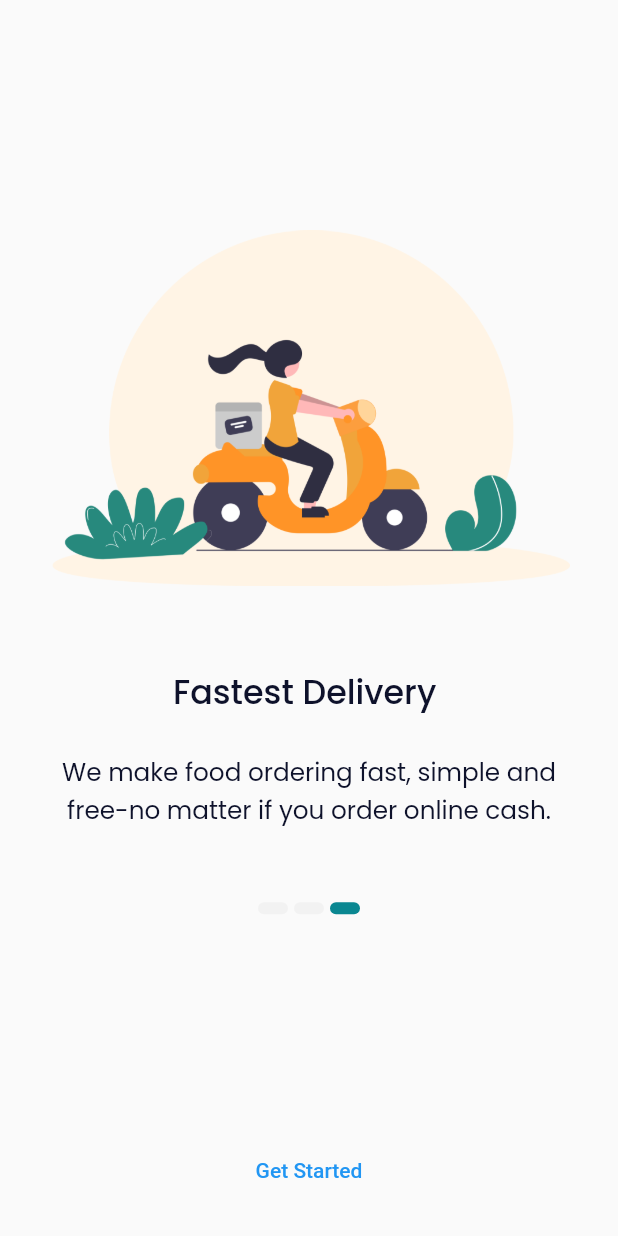
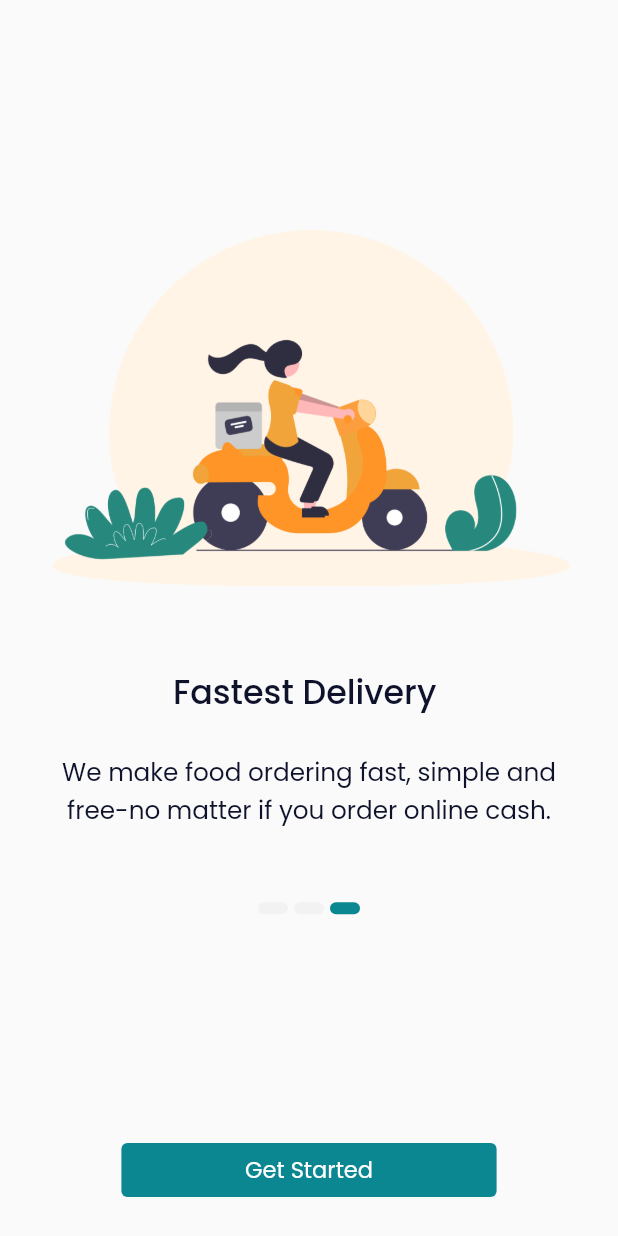
Before and after one commit to aninarafath6/Food-Door, a Flutter app: the screen it shows after launch, swiped to page 3, on a phone screen of 412 x 824 dp. Run offline on Flutter 3.47's test engine with Material 2 defaults, Android fonts, the phone set to English and light mode, and no system bars; our stand-ins replace google_fonts.

Commit message:
onbaording navigation

```diff
--- a/lib/src/views/screens/onboarding_screen/onboarding_action_section.dart
+++ b/lib/src/views/screens/onboarding_screen/onboarding_action_section.dart
@@ -1,19 +1,14 @@
 import 'package:flutter/material.dart';
-import 'package:food_door/src/constants/app_colors.dart';
-import 'package:food_door/src/constants/app_sizes.dart';
-import 'package:food_door/src/providers/onboarding_provider.dart';
 import 'package:food_door/src/utils/dimensions.dart';
+import 'package:food_door/src/views/screens/onboarding_screen/onboarding_navigation.dart';
 import 'package:food_door/src/views/screens/onboarding_screen/onboarding_paging_indicator.dart';
-import 'package:food_door/src/views/widgets/circle_button.dart';
-import 'package:google_fonts/google_fonts.dart';
-// ignore: implementation_imports
-import 'package:provider/src/provider.dart';
 
 class OnboardingActionSection extends StatelessWidget with Dimensions {
   const OnboardingActionSection({Key? key}) : super(key: key);
 
   @override
   Widget build(BuildContext context) {
+    // print('=====onboarding action section build=====');
     return SizedBox(
       // 30% of the screen height
       height: getHeight(context, 30),
@@ -21,62 +16,13 @@ class OnboardingActionSection extends StatelessWidget with Dimensions {
         // column alignment
         mainAxisAlignment: MainAxisAlignment.spaceBetween,
         crossAxisAlignment: CrossAxisAlignment.center,
-        children: <Widget>[
+        children: const <Widget>[
           // page indication
-          const OnboardingPagingIndicator(),
-          Padding(
-            padding: const EdgeInsets.symmetric(
-              horizontal: AppSizes.DEFAULT_PADDING,
-              vertical: 20,
-            ),
-            child: context.watch<OnboardingProvider>().isLastPage
-                ?   TextButton(
-                    onPressed: () {},
-                    child: const Text('Get Started'),
-                  ):
-              Row(
-                    // row alignment
-                    mainAxisAlignment: MainAxisAlignment.spaceBetween,
-                    children: <Widget>[
-                      // skip button
-                      GestureDetector(
-                        onTap: () =>
-                            context.read<OnboardingProvider>().skipPage(),
-                        child: Text(
-                          // text transforming into uppercase
-                          'Skip'.toUpperCase(),
-                          // applying text style
-                          style: _textStyle(
-                            color: AppColors.textGrey,
-                          ),
-                        ),
-                      ),
-                      // next button
-                      CircleButton(
-                        text: 'Next',
-                        size: 14,
-                        fontWeight: FontWeight.w500,
-                        background: AppColors.lightGreen,
-                        onTap: () =>
-                            context.read<OnboardingProvider>().nextPage(),
-                      ),
-                    ],
-                  ),
-          ),
+          OnboardingPagingIndicator(),
+          // page navigation buttons
+          OnboardingNavigation(),
         ],
       ),
     );
   }
-
-  _textStyle({
-    Color? color,
-    double? size,
-    FontWeight? weight,
-  }) {
-    return GoogleFonts.poppins(
-      color: color ?? AppColors.defaultBlack,
-      fontSize: size ?? 15,
-      fontWeight: weight ?? FontWeight.normal,
-    );
-  }
 }
--- /dev/null
+++ b/lib/src/views/screens/onboarding_screen/onboarding_navigation.dart
@@ -0,0 +1,85 @@
+import 'package:flutter/material.dart';
+import 'package:food_door/src/constants/app_colors.dart';
+import 'package:food_door/src/constants/app_sizes.dart';
+import 'package:food_door/src/providers/onboarding_provider.dart';
+import 'package:food_door/src/utils/dimensions.dart';
+import 'package:food_door/src/views/widgets/circle_button.dart';
+import 'package:google_fonts/google_fonts.dart';
+// ignore: implementation_imports
+import 'package:provider/src/provider.dart';
+
+class OnboardingNavigation extends StatelessWidget with Dimensions {
+  const OnboardingNavigation({Key? key}) : super(key: key);
+
+  @override
+  Widget build(BuildContext context) {
+    return Padding(
+      padding: const EdgeInsets.symmetric(
+        horizontal: AppSizes.DEFAULT_PADDING,
+        vertical: 20,
+      ),
+
+      // is last page ? then show the button to go to the login screen : else show the button to go to the next page
+      child: context.watch<OnboardingProvider>().isLastPage
+          // get started button
+          ? TextButton(
+              // button style
+              style: ButtonStyle(
+                padding: MaterialStateProperty.all(
+                  EdgeInsets.symmetric(
+                    horizontal: getWidth(context, 20),
+                    vertical: 3,
+                  ),
+                ),
+                backgroundColor:
+                    MaterialStateProperty.all<Color>(AppColors.primary),
+              ),
+              onPressed: () {},
+              child: Text(
+                'Get Started',
+                // button text style
+                style: _textStyle(color: Colors.white),
+              ),
+            )
+          : Row(
+              // row alignment
+              mainAxisAlignment: MainAxisAlignment.spaceBetween,
+              children: <Widget>[
+                // skip button
+                GestureDetector(
+                  onTap: () => context.read<OnboardingProvider>().skipPage(),
+                  child: Text(
+                    // text transforming into uppercase
+                    'Skip'.toUpperCase(),
+                    // applying text style
+                    style: _textStyle(
+                      color: AppColors.textGrey,
+                    ),
+                  ),
+                ),
+                // next button
+                CircleButton(
+                  text: 'Next',
+                  size: 14,
+                  fontWeight: FontWeight.w500,
+                  background: AppColors.lightGreen,
+                  onTap: () => context.read<OnboardingProvider>().nextPage(),
+                ),
+              ],
+            ),
+    );
+  }
+
+// text style
+  _textStyle({
+    Color? color,
+    double? size,
+    FontWeight? weight,
+  }) {
+    return GoogleFonts.poppins(
+      color: color ?? AppColors.defaultBlack,
+      fontSize: size ?? 15,
+      fontWeight: weight ?? FontWeight.normal,
+    );
+  }
+}
```
Also changed, not shown: lib/main.dart (line endings or trailing spaces).
